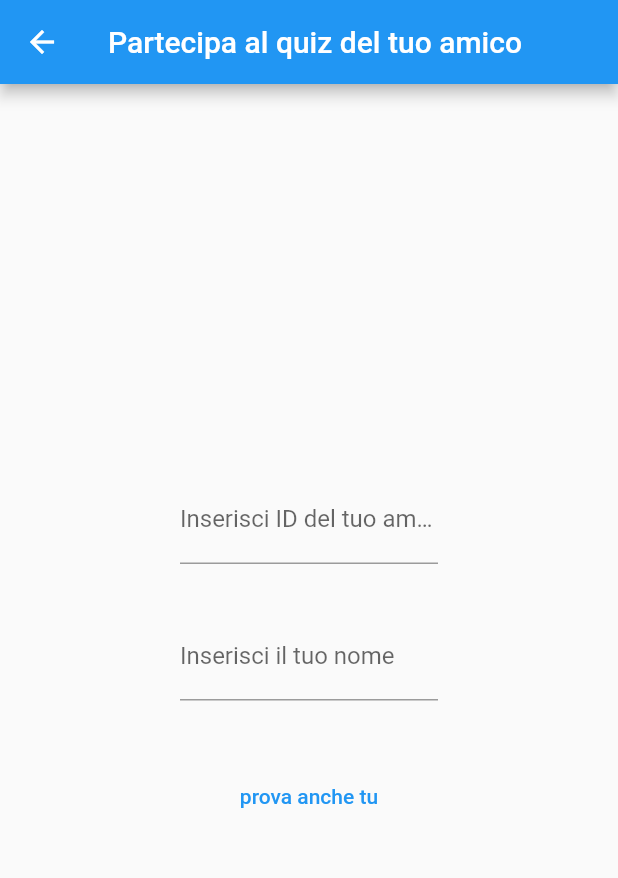
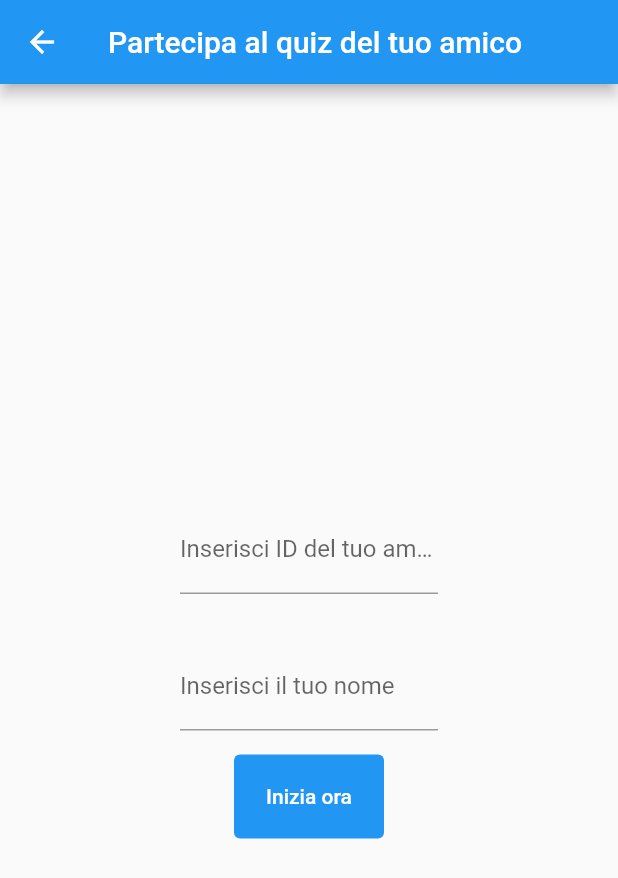
Before and after one commit to RiatoTeo/flutter_application_quiz, a Flutter app: the ClientQuiz screen opened directly, on a phone screen of 412 x 824 dp. Shown: the top 878 px of the screen. Run offline on Flutter 3.47's test engine with Material 2 defaults, Android fonts, the phone set to English and light mode, and no system bars; missing offline and left inert: dart:ffi.

Commit message:
final commit

```diff
--- a/lib/ClientQuiz.dart
+++ b/lib/ClientQuiz.dart
@@ -3,8 +3,10 @@ import 'dart:math';
 
 import 'package:flutter/material.dart';
 
-import 'ClientQuizAnswers.dart';
+import 'ClientQuizAnswer.dart';
+import 'ClientQuizStatistics.dart';
 import 'API.dart';
+import 'ClientQuizHome.dart';
 
 class ClientQuiz extends StatefulWidget {
   @override
@@ -14,11 +16,28 @@ class ClientQuiz extends StatefulWidget {
 class _ClientQuiz extends State<ClientQuiz> {
   var name = "";
   var idQuiz = "";
+  var quiz = null;
+  int indexQuestion = 0;
 
-  buttonPressed() async {
-    await Navigator.push(context, MaterialPageRoute(builder: (context) {
-      return ClientQuizAnswers(name: name, idQuiz: idQuiz);
-    }));
+  void nextQuestion() {
+    setState(() {
+      indexQuestion = indexQuestion + 1;
+    });
+    print(indexQuestion);
+  }
+
+  setName(value) {
+    setState(() {
+      name = value;
+    });
+  }
+
+  setQuiz(value) async {
+    var tempQuiz = await API().getQuizById(value);
+    print(tempQuiz["Questions"].length);
+    setState(() {
+      quiz = tempQuiz;
+    });
   }
 
   @override
@@ -26,44 +45,17 @@ class _ClientQuiz extends State<ClientQuiz> {
     const appTitle = 'Partecipa al quiz del tuo amico';
 
     return Scaffold(
-      appBar: AppBar(
-        title: const Text(appTitle),
-      ),
-      body: Center(
-        child: Column(
-          mainAxisAlignment: MainAxisAlignment.center,
-          children: <Widget>[
-            Padding(
-              padding:
-                  const EdgeInsets.symmetric(horizontal: 120, vertical: 16),
-              child: TextFormField(
-                decoration: const InputDecoration(
-                  border: UnderlineInputBorder(),
-                  labelText: 'Inserisci ID del tuo amico',
-                ),
-                onChanged: (value) => setState(() => idQuiz = value),
-              ),
-            ),
-            Padding(
-              padding:
-                  const EdgeInsets.symmetric(horizontal: 120, vertical: 16),
-              child: TextFormField(
-                decoration: const InputDecoration(
-                  border: UnderlineInputBorder(),
-                  labelText: 'Inserisci il tuo nome',
-                ),
-                onChanged: (value) => setState(() => name = value),
-              ),
-            ),
-            TextButton(
-              onPressed: () => buttonPressed(),
-              style:
-                  ElevatedButton.styleFrom(padding: const EdgeInsets.all(40)),
-              child: const Text('prova anche tu'),
-            ),
-          ],
+        appBar: AppBar(
+          title: const Text(appTitle),
         ),
-      ),
-    );
+        body: (quiz == null)
+            ? ClientQuizHome(setQuiz: setQuiz, setName: setName)
+            : (indexQuestion < quiz["Questions"].length)
+                ? ClientQuizAnswer(
+                    quiz: quiz,
+                    name: name,
+                    indexQuestion: indexQuestion,
+                    nextQuestion: nextQuestion)
+                : ClientQuizStatistics(name: name, idQuiz: quiz["id"]));
   }
 }
--- /dev/null
+++ b/lib/ClientQuizHome.dart
@@ -0,0 +1,64 @@
+import 'dart:async';
+import 'dart:math';
+
+import 'package:flutter/material.dart';
+
+import 'ClientQuizAnswer.dart';
+import 'API.dart';
+
+class ClientQuizHome extends StatefulWidget {
+  final Function setName;
+  final Function setQuiz;
+  const ClientQuizHome(
+      {Key? key,
+      required this.setName,
+      required this.setQuiz}) //key:key is used
+      : super(key: key);
+  @override
+  State<ClientQuizHome> createState() => _ClientQuizHome();
+}
+
+class _ClientQuizHome extends State<ClientQuizHome> {
+  String name = "";
+  String idQuiz = "";
+
+  buttonPressed() async {
+    widget.setName(name);
+    widget.setQuiz(idQuiz);
+  }
+
+  @override
+  Widget build(BuildContext context) {
+    const appTitle = 'Partecipa al quiz del tuo amico';
+
+    return Column(
+      mainAxisAlignment: MainAxisAlignment.center,
+      children: <Widget>[
+        Padding(
+          padding: const EdgeInsets.symmetric(horizontal: 120, vertical: 16),
+          child: TextFormField(
+            decoration: const InputDecoration(
+              border: UnderlineInputBorder(),
+              labelText: 'Inserisci ID del tuo amico',
+            ),
+            onChanged: (value) => setState(() => idQuiz = value),
+          ),
+        ),
+        Padding(
+          padding: const EdgeInsets.symmetric(horizontal: 120, vertical: 16),
+          child: TextFormField(
+            decoration: const InputDecoration(
+              border: UnderlineInputBorder(),
+              labelText: 'Inserisci il tuo nome',
+            ),
+            onChanged: (value) => setState(() => name = value),
+          ),
+        ),
+        TextButton(
+          onPressed: () => buttonPressed(),
+          child: const Text('Inizia ora'),
+        ),
+      ],
+    );
+  }
+}
--- a/pubspec.yaml
+++ b/pubspec.yaml
@@ -90,3 +90,6 @@ flutter:
   #
   # For details regarding fonts from package dependencies,
   # see https://flutter.dev/custom-fonts/#from-packages
+
+  assets:
+    - assets/images/logo.png
```
Also changed, not shown: lib/API.dart (+21 -1 lines), lib/ClientQuizAnswer.dart (added, +88 -0 lines), lib/ClientQuizAnswers.dart (deleted, +0 -127 lines), lib/ClientQuizStatistics.dart (added, +66 -0 lines), lib/HomePage.dart (+20 -16 lines), lib/HostPageQuestions.dart (+90 -10 lines), lib/HostQuiz.dart (+10 -5 lines), lib/main.dart (+10 -2 lines), assets/images/logo.png (added), 1 other file.
